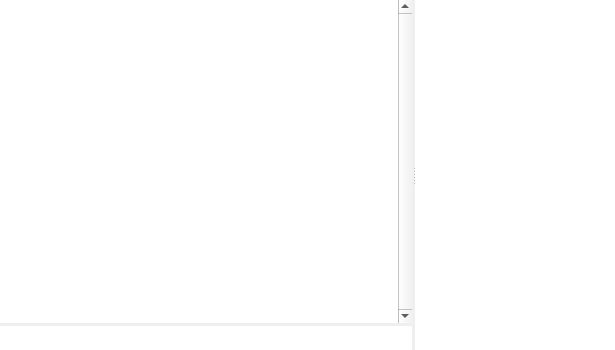
First picture: the form in frmPrivate.ui, repository OGFilthyCasual/PyRC, before the edit.
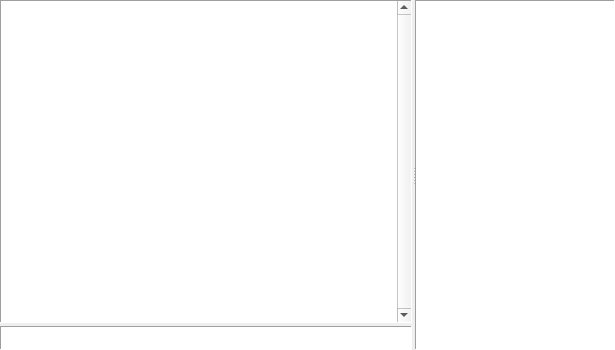
Second picture: the form after the edit.

What changed in the file:
```diff
--- a/frmPrivate.ui
+++ b/frmPrivate.ui
@@ -32,7 +32,7 @@
       <property name="childrenCollapsible">
        <bool>false</bool>
       </property>
-      <widget class="QWidget" name="">
+      <widget class="QWidget" name="layoutWidget">
        <layout class="QVBoxLayout" name="verticalLayout">
         <property name="spacing">
          <number>3</number>
@@ -46,7 +46,7 @@
            </font>
           </property>
           <property name="frameShape">
-           <enum>QFrame::NoFrame</enum>
+           <enum>QFrame::Panel</enum>
           </property>
           <property name="verticalScrollBarPolicy">
            <enum>Qt::ScrollBarAlwaysOn</enum>
@@ -54,6 +54,13 @@
           <property name="horizontalScrollBarPolicy">
            <enum>Qt::ScrollBarAlwaysOff</enum>
           </property>
+          <property name="html">
+           <string>&lt;!DOCTYPE HTML PUBLIC &quot;-//W3C//DTD HTML 4.0//EN&quot; &quot;http://www.w3.org/TR/REC-html40/strict.dtd&quot;&gt;
+&lt;html&gt;&lt;head&gt;&lt;meta name=&quot;qrichtext&quot; content=&quot;1&quot; /&gt;&lt;style type=&quot;text/css&quot;&gt;
+p, li { white-space: pre-wrap; }
+&lt;/style&gt;&lt;/head&gt;&lt;body style=&quot; font-family:'Anonymous Pro'; font-size:11pt; font-weight:400; font-style:normal;&quot;&gt;
+&lt;p style=&quot;-qt-paragraph-type:empty; margin-top:0px; margin-bottom:0px; margin-left:0px; margin-right:0px; -qt-block-indent:0; text-indent:0px;&quot;&gt;&lt;/p&gt;&lt;/body&gt;&lt;/html&gt;</string>
+          </property>
          </widget>
         </item>
         <item>
@@ -71,7 +78,7 @@
            </font>
           </property>
           <property name="frameShape">
-           <enum>QFrame::NoFrame</enum>
+           <enum>QFrame::Panel</enum>
           </property>
           <property name="verticalScrollBarPolicy">
            <enum>Qt::ScrollBarAlwaysOff</enum>
@@ -94,7 +101,7 @@
         </size>
        </property>
        <property name="frameShape">
-        <enum>QFrame::NoFrame</enum>
+        <enum>QFrame::Panel</enum>
        </property>
        <property name="horizontalScrollBarPolicy">
         <enum>Qt::ScrollBarAlwaysOff</enum>
```
Left out of the diff: 12 changed lines with no effect on the pictures.
